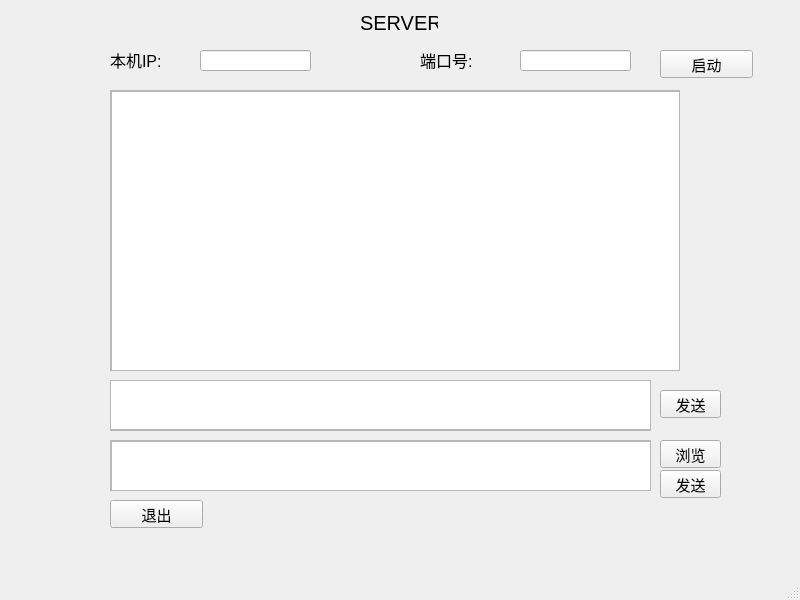
Before: the Qt Designer form socket/winsock/server.ui in tong1heng/Dual-Computer-Communication, drawn with Qt 5.
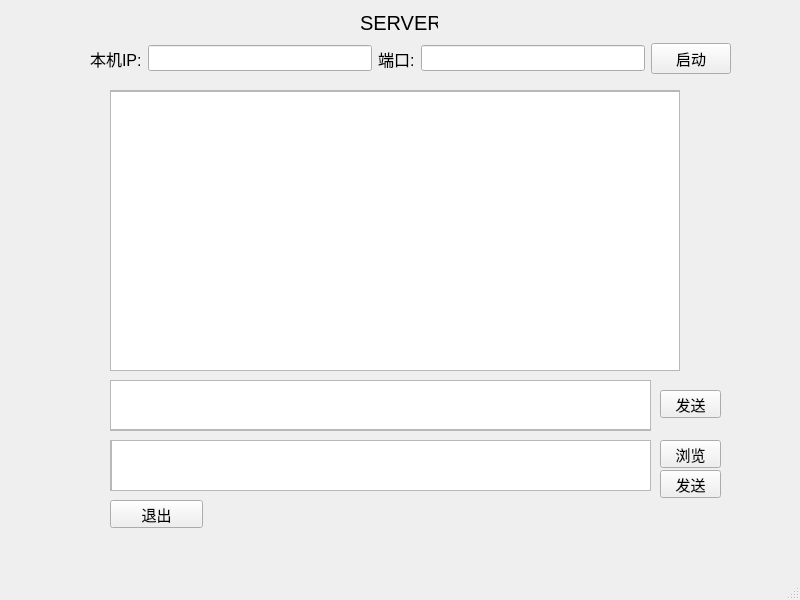
After: the same form once the commit is applied.

What changed in the file:
```diff
--- a/socket/winsock/server.ui
+++ b/socket/winsock/server.ui
@@ -10,6 +10,12 @@
     <height>600</height>
    </rect>
   </property>
+  <property name="sizePolicy">
+   <sizepolicy hsizetype="Preferred" vsizetype="Preferred">
+    <horstretch>0</horstretch>
+    <verstretch>0</verstretch>
+   </sizepolicy>
+  </property>
   <property name="windowTitle">
    <string>MainWindow</string>
   </property>
@@ -53,24 +59,6 @@
      <bool>false</bool>
     </property>
    </widget>
-   <widget class="QLabel" name="label_2">
-    <property name="geometry">
-     <rect>
-      <x>110</x>
-      <y>50</y>
-      <width>70</width>
-      <height>20</height>
-     </rect>
-    </property>
-    <property name="font">
-     <font>
-      <pointsize>12</pointsize>
-     </font>
-    </property>
-    <property name="text">
-     <string>本机IP:</string>
-    </property>
-   </widget>
    <widget class="QScrollArea" name="scrollArea">
     <property name="geometry">
      <rect>
@@ -98,15 +86,15 @@
       </property>
       <property name="geometry">
        <rect>
-        <x>0</x>
+        <x>-1</x>
         <y>0</y>
-        <width>570</width>
+        <width>571</width>
         <height>281</height>
        </rect>
       </property>
       <property name="font">
        <font>
-        <pointsize>12</pointsize>
+        <pointsize>11</pointsize>
        </font>
       </property>
       <property name="readOnly">
@@ -115,51 +103,7 @@
      </widget>
     </widget>
    </widget>
-   <widget class="QLineEdit" name="IPAddress">
-    <property name="geometry">
-     <rect>
-      <x>200</x>
-      <y>50</y>
-      <width>111</width>
-      <height>21</height>
-     </rect>
-    </property>
-    <property name="readOnly">
-     <bool>true</bool>
-    </property>
-   </widget>
-   <widget class="QLabel" name="label_3">
-    <property name="geometry">
-     <rect>
-      <x>420</x>
-      <y>50</y>
-      <width>70</width>
-      <height>20</height>
-     </rect>
-    </property>
-    <property name="font">
-     <font>
-      <pointsize>12</pointsize>
-     </font>
-    </property>
-    <property name="text">
-     <string>端口号:</string>
-    </property>
-   </widget>
-   <widget class="QLineEdit" name="port">
-    <property name="geometry">
-     <rect>
-      <x>520</x>
-      <y>50</y>
-      <width>111</width>
-      <height>21</height>
-     </rect>
-    </property>
-    <property name="readOnly">
-     <bool>false</bool>
-    </property>
-   </widget>
-   <widget class="QPushButton" name="exit">
+   <widget class="QPushButton" name="exitButton">
     <property name="geometry">
      <rect>
       <x>110</x>
@@ -195,24 +139,6 @@
      <string>浏览</string>
     </property>
    </widget>
-   <widget class="QPushButton" name="start">
-    <property name="geometry">
-     <rect>
-      <x>660</x>
-      <y>50</y>
-      <width>93</width>
-      <height>28</height>
-     </rect>
-    </property>
-    <property name="font">
-     <font>
-      <pointsize>11</pointsize>
-     </font>
-    </property>
-    <property name="text">
-     <string>启动</string>
-    </property>
-   </widget>
    <widget class="QScrollArea" name="scrollArea_2">
     <property name="geometry">
      <rect>
@@ -271,11 +197,16 @@
       <property name="geometry">
        <rect>
         <x>0</x>
-        <y>0</y>
+        <y>-1</y>
         <width>541</width>
-        <height>50</height>
+        <height>51</height>
        </rect>
       </property>
+      <property name="font">
+       <font>
+        <pointsize>11</pointsize>
+       </font>
+      </property>
      </widget>
     </widget>
    </widget>
@@ -300,6 +231,78 @@
      <bool>false</bool>
     </property>
    </widget>
+   <widget class="QWidget" name="gridLayoutWidget">
+    <property name="geometry">
+     <rect>
+      <x>90</x>
+      <y>30</y>
+      <width>641</width>
+      <height>57</height>
+     </rect>
+    </property>
+    <layout class="QGridLayout" name="gridLayout">
+     <item row="2" column="1">
+      <widget class="QLineEdit" name="IPAddress">
+       <property name="font">
+        <font>
+         <pointsize>11</pointsize>
+        </font>
+       </property>
+       <property name="readOnly">
+        <bool>true</bool>
+       </property>
+      </widget>
+     </item>
+     <item row="2" column="3">
+      <widget class="QLineEdit" name="port">
+       <property name="font">
+        <font>
+         <pointsize>11</pointsize>
+        </font>
+       </property>
+       <property name="readOnly">
+        <bool>false</bool>
+       </property>
+      </widget>
+     </item>
+     <item row="2" column="0">
+      <widget class="QLabel" name="label_2">
+       <property name="font">
+        <font>
+         <pointsize>12</pointsize>
+        </font>
+       </property>
+       <property name="text">
+        <string>本机IP:</string>
+       </property>
+      </widget>
+     </item>
+     <item row="2" column="4">
+      <widget class="QPushButton" name="start">
+       <property name="font">
+        <font>
+         <pointsize>11</pointsize>
+        </font>
+       </property>
+       <property name="text">
+        <string>启动</string>
+       </property>
+      </widget>
+     </item>
+     <item row="2" column="2">
+      <widget class="QLabel" name="label_3">
+       <property name="font">
+        <font>
+         <pointsize>12</pointsize>
+        </font>
+       </property>
+       <property name="text">
+        <string>端口:</string>
+       </property>
+      </widget>
+     </item>
+    </layout>
+   </widget>
   </widget>
   <widget class="QMenuBar" name="menubar">
    <property name="geometry">
```
Left out of the diff: 13 changed lines with no effect on the pictures.
